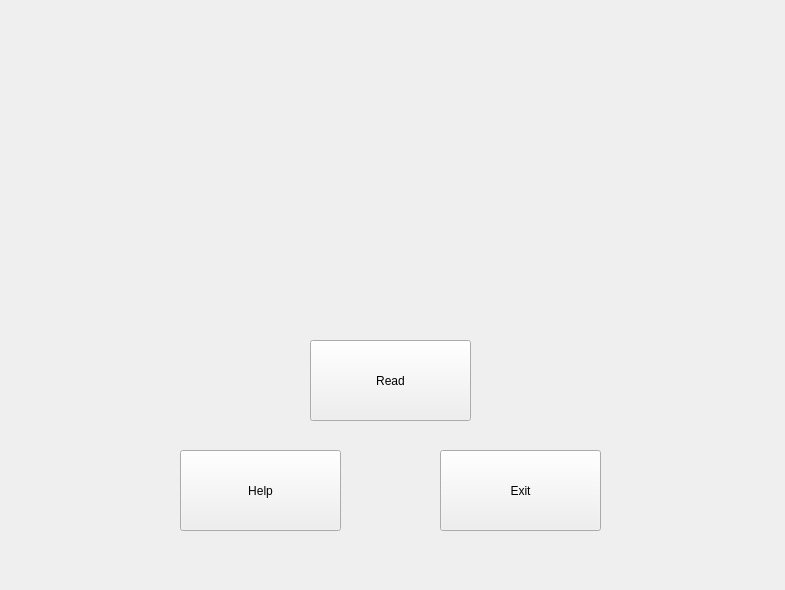
Qt form menus/main_menu/main_menu.ui (JoaoCarlosNascimento/HandSignLanguage) before a commit.
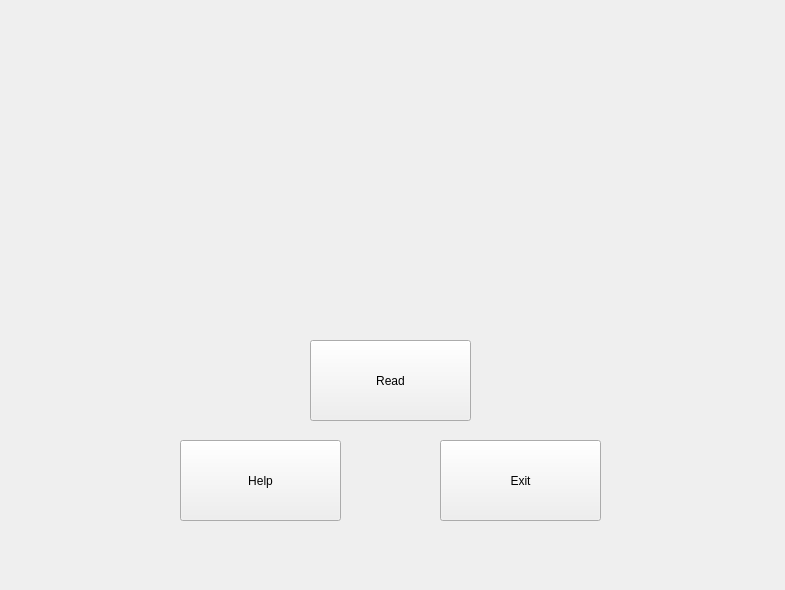
The same form after that commit. Icons and pictures are not drawn.

```diff
--- a/menus/main_menu/main_menu.ui
+++ b/menus/main_menu/main_menu.ui
@@ -30,7 +30,7 @@
    <property name="geometry">
     <rect>
      <x>440</x>
-     <y>450</y>
+     <y>440</y>
      <width>161</width>
      <height>81</height>
     </rect>
@@ -43,7 +43,7 @@
    <property name="geometry">
     <rect>
      <x>180</x>
-     <y>450</y>
+     <y>440</y>
      <width>161</width>
      <height>81</height>
     </rect>
```
